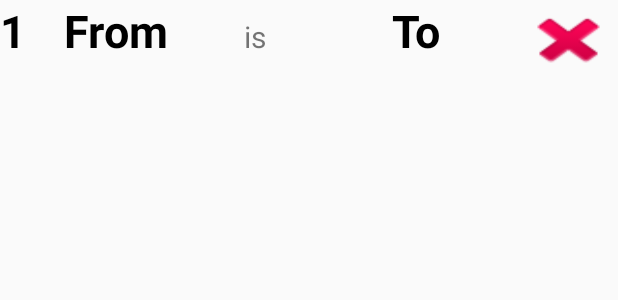
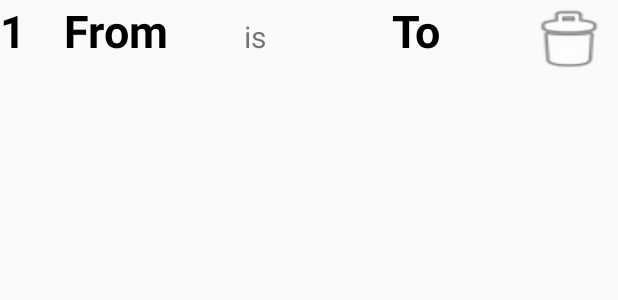
Before and after one commit to michalhrdy/ExchangeRates, an Android app: the layout converse_item.xml on its own in the app's theme, with its tools: preview values and no code run, on a phone screen of 412 x 824 dp. Shown: the top 300 px of the screen. Run offline under Robolectric (Android 15) with nearby library versions, the phone set to English and light mode, and no system bars.

Commit message:
First working version

```diff
--- a/app/src/main/java/com/hrdym/exchangerates/CurrentRatesActivity.java
+++ b/app/src/main/java/com/hrdym/exchangerates/CurrentRatesActivity.java
@@ -28,6 +28,7 @@ import java.net.URL;
 import java.util.ArrayList;
 import java.util.Arrays;
 import java.util.Collection;
+import java.util.LinkedHashMap;
 import java.util.Map;
 import java.util.Set;
 
--- a/app/src/main/res/layout/converse_item.xml
+++ b/app/src/main/res/layout/converse_item.xml
@@ -73,6 +73,6 @@
         android:layout_width="40dp"
         android:layout_height="wrap_content"
         android:layout_weight="1"
-        android:background="@android:drawable/ic_delete"
+        android:background="@android:drawable/ic_menu_delete"
         android:onClick="onDeleteFilter" />
 </LinearLayout>
```
